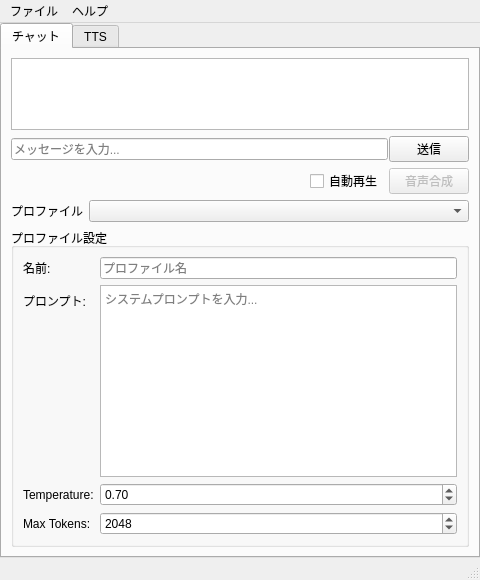
The window that src/MainWindow.ui (mitayuki3/flexichat) describes before a commit, drawn with Qt 5.
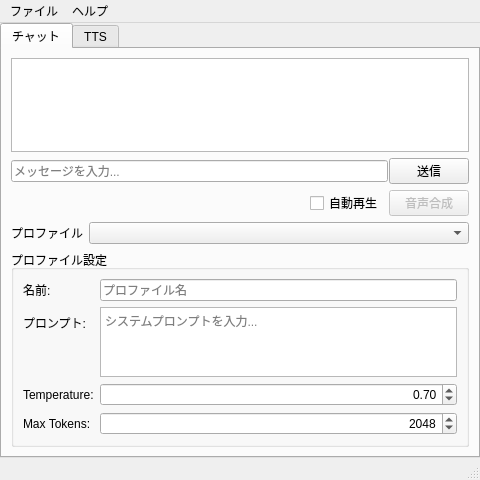
The same window after the commit.

Commit message: プロンプト入力欄を可変高さに、Temperature と Max Tokens を右寄せ

```diff
--- a/src/MainWindow.ui
+++ b/src/MainWindow.ui
@@ -48,6 +48,12 @@
        <layout class="QVBoxLayout" name="verticalLayout_2">
         <item>
          <widget class="QListView" name="chatDisplay">
+          <property name="sizePolicy">
+           <sizepolicy hsizetype="Expanding" vsizetype="Expanding">
+            <horstretch>0</horstretch>
+            <verstretch>4</verstretch>
+           </sizepolicy>
+          </property>
           <property name="editTriggers">
            <set>QAbstractItemView::EditTrigger::NoEditTriggers</set>
           </property>
@@ -134,9 +140,9 @@
         <item>
          <widget class="QGroupBox" name="profileSettingsGroupBox">
           <property name="sizePolicy">
-           <sizepolicy hsizetype="Preferred" vsizetype="Maximum">
+           <sizepolicy hsizetype="Preferred" vsizetype="Preferred">
             <horstretch>0</horstretch>
-            <verstretch>0</verstretch>
+            <verstretch>1</verstretch>
            </sizepolicy>
           </property>
           <property name="title">
@@ -167,7 +173,7 @@
            <item row="1" column="1">
             <widget class="QPlainTextEdit" name="profilePromptEdit">
              <property name="sizePolicy">
-              <sizepolicy hsizetype="Expanding" vsizetype="Fixed">
+              <sizepolicy hsizetype="Expanding" vsizetype="Expanding">
                <horstretch>0</horstretch>
                <verstretch>0</verstretch>
               </sizepolicy>
@@ -192,6 +198,9 @@
            </item>
            <item row="2" column="1">
             <widget class="QDoubleSpinBox" name="profileTemperatureSpin">
+             <property name="alignment">
+              <set>Qt::AlignmentFlag::AlignRight|Qt::AlignmentFlag::AlignTrailing|Qt::AlignmentFlag::AlignVCenter</set>
+             </property>
              <property name="maximum">
               <double>2.000000000000000</double>
              </property>
@@ -212,6 +221,9 @@
            </item>
            <item row="3" column="1">
             <widget class="QSpinBox" name="profileMaxTokensSpin">
+             <property name="alignment">
+              <set>Qt::AlignmentFlag::AlignRight|Qt::AlignmentFlag::AlignTrailing|Qt::AlignmentFlag::AlignVCenter</set>
+             </property>
              <property name="minimum">
               <number>64</number>
              </property>
```
Left out of the diff: 4 changed lines with no effect on the pictures.
